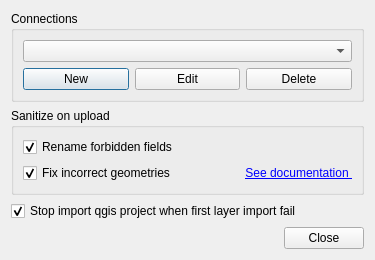
Before: the Qt Designer form src/settings_dialog_base.ui in nextgis/nextgis_connect, drawn with Qt 5.
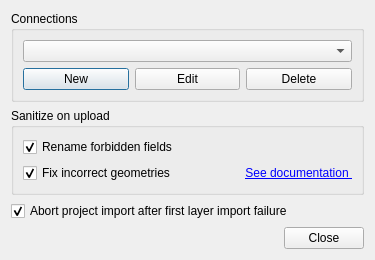
After: the same form once the commit is applied.

What changed in the file:
```diff
--- a/src/settings_dialog_base.ui
+++ b/src/settings_dialog_base.ui
@@ -119,7 +119,7 @@
    <item>
     <widget class="QCheckBox" name="cbForceImport">
      <property name="text">
-      <string>Stop import qgis project when first layer import fail</string>
+      <string>Abort project import after first layer import failure</string>
      </property>
      <property name="checked">
       <bool>true</bool>
```
